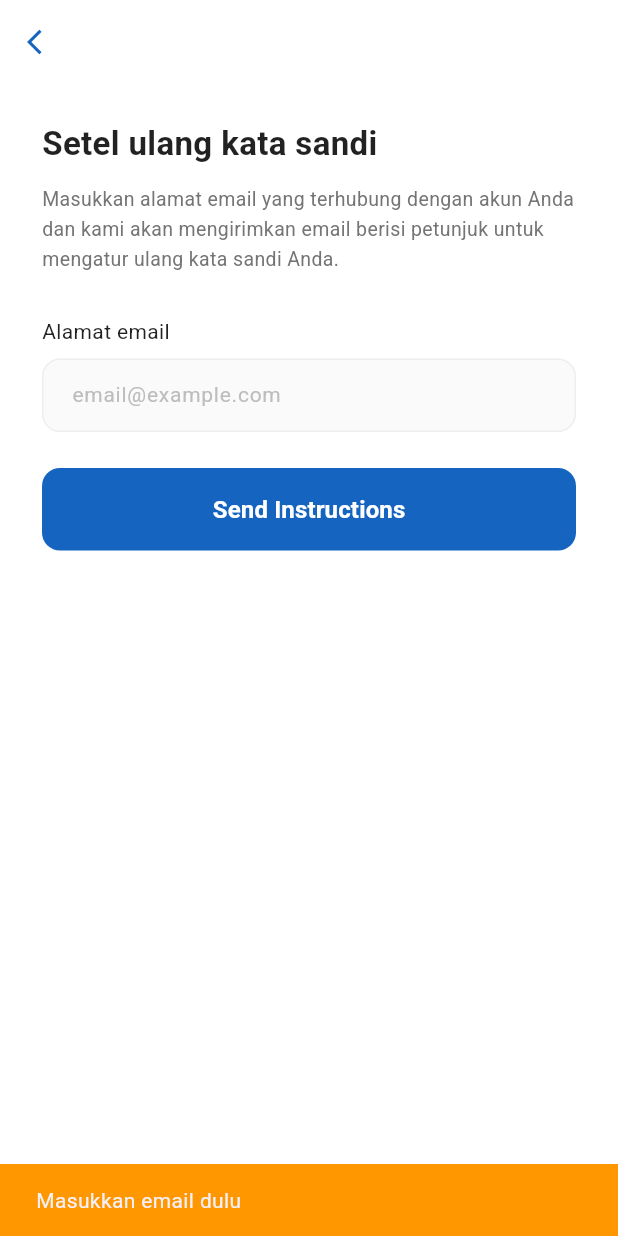
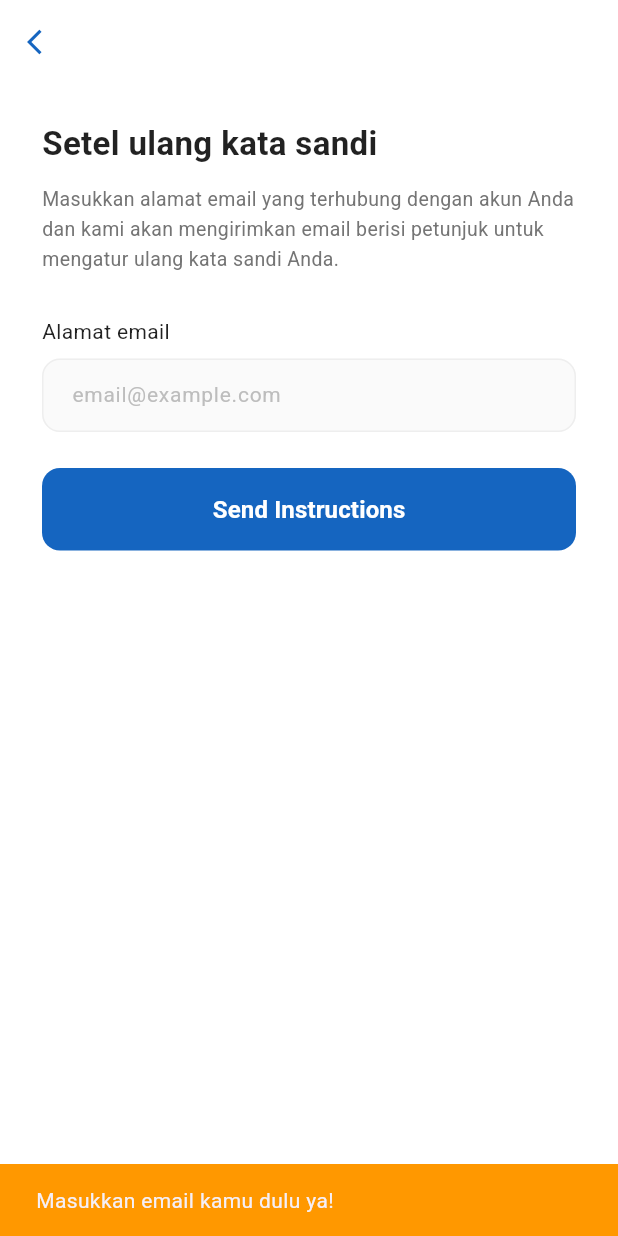
Before and after one commit to ahmadsyafik/cv_maker, a Flutter app: the ForgotPasswordPage screen opened directly, after a tap on "Send Instructions", on a phone screen of 412 x 824 dp. Run offline on Flutter 3.47's test engine with Material 3 defaults, Android fonts, the phone set to English and light mode, and no system bars; our stand-ins replace cloud_firestore, firebase_auth, firebase_core, google_sign_in, pdf, share_plus; missing offline and left inert: downloadsfolder, flutter_pdfview; accounts and stored records are empty; Roboto replaces fonts that are missing (Poppins).

Commit message:
add reset password

```diff
--- a/lib/pages/auth/forgot_password_page.dart
+++ b/lib/pages/auth/forgot_password_page.dart
@@ -1,5 +1,5 @@
 import 'package:flutter/material.dart';
-import 'package:firebase_auth/firebase_auth.dart';
+import 'package:firebase_auth/firebase_auth.dart'; // Wajib ada ini
 import 'check_email_page.dart';
 
 class ForgotPasswordPage extends StatefulWidget {
@@ -19,11 +19,14 @@ class _ForgotPasswordPageState extends State<ForgotPasswordPage> {
     super.dispose();
   }
 
+  // --- FUNGSI RESET PASSWORD ---
   Future<void> _sendReset() async {
-    if (_emailController.text.isEmpty) {
+    final email = _emailController.text.trim();
+
+    if (email.isEmpty) {
       ScaffoldMessenger.of(context).showSnackBar(
         const SnackBar(
-          content: Text('Masukkan email dulu'),
+          content: Text('Masukkan email kamu dulu ya!'),
           backgroundColor: Colors.orange,
         ),
       );
@@ -33,20 +36,30 @@ class _ForgotPasswordPageState extends State<ForgotPasswordPage> {
     setState(() => _isLoading = true);
 
     try {
-      await FirebaseAuth.instance.sendPasswordResetEmail(
-        email: _emailController.text.trim(),
-      );
+      // Perintah Firebase untuk kirim email reset
+      await FirebaseAuth.instance.sendPasswordResetEmail(email: email);
+
       if (!mounted) return;
+
+      // Jika Berhasil: Pindah ke halaman Check Email
       Navigator.push(
         context,
         MaterialPageRoute(
-          builder: (_) => CheckEmailPage(email: _emailController.text.trim()),
+          builder: (_) => CheckEmailPage(email: email),
         ),
       );
+
     } on FirebaseAuthException catch (e) {
+      // Jika Gagal: Tampilkan pesan error spesifik
       String message = 'Terjadi kesalahan';
-      if (e.code == 'user-not-found') message = 'Email tidak terdaftar';
-      if (e.code == 'invalid-email') message = 'Email tidak valid';
+      if (e.code == 'user-not-found') {
+        message = 'Email ini belum terdaftar di database.';
+      } else if (e.code == 'invalid-email') {
+        message = 'Format email kamu salah.';
+      } else if (e.code == 'too-many-requests') {
+        message = 'Terlalu banyak mencoba, tunggu sebentar ya.';
+      }
+
       if (!mounted) return;
       ScaffoldMessenger.of(context).showSnackBar(
         SnackBar(content: Text(message), backgroundColor: Colors.red),
@@ -70,7 +83,7 @@ class _ForgotPasswordPageState extends State<ForgotPasswordPage> {
         titleSpacing: -8,
         foregroundColor: const Color(0xFF1565C0),
       ),
-      body: Padding(
+      body: SingleChildScrollView( // Pakai ini biar gak error kalau keyboard muncul
         padding: const EdgeInsets.symmetric(horizontal: 28, vertical: 24),
         child: Column(
           crossAxisAlignment: CrossAxisAlignment.start,
@@ -111,8 +124,7 @@ class _ForgotPasswordPageState extends State<ForgotPasswordPage> {
                 hintStyle: TextStyle(color: Colors.grey.shade400, fontSize: 14),
                 filled: true,
                 fillColor: Colors.grey.shade50,
-                contentPadding:
-                    const EdgeInsets.symmetric(horizontal: 16, vertical: 14),
+                contentPadding: const EdgeInsets.symmetric(horizontal: 16, vertical: 14),
                 border: OutlineInputBorder(
                   borderRadius: BorderRadius.circular(12),
                   borderSide: BorderSide(color: Colors.grey.shade200),
@@ -123,8 +135,7 @@ class _ForgotPasswordPageState extends State<ForgotPasswordPage> {
                 ),
                 focusedBorder: OutlineInputBorder(
                   borderRadius: BorderRadius.circular(12),
-                  borderSide:
-                      const BorderSide(color: Color(0xFF1565C0), width: 1.5),
+                  borderSide: const BorderSide(color: Color(0xFF1565C0), width: 1.5),
                 ),
               ),
             ),
@@ -132,6 +143,7 @@ class _ForgotPasswordPageState extends State<ForgotPasswordPage> {
             SizedBox(
               width: double.infinity,
               child: ElevatedButton(
+                // Tombol mati (null) kalau lagi loading biar gak double-click
                 onPressed: _isLoading ? null : _sendReset,
                 style: ElevatedButton.styleFrom(
                   backgroundColor: const Color(0xFF1565C0),
@@ -153,10 +165,7 @@ class _ForgotPasswordPageState extends State<ForgotPasswordPage> {
                       )
                     : const Text(
                         'Send Instructions',
-                        style: TextStyle(
-                          fontSize: 16,
-                          fontWeight: FontWeight.w600,
-                        ),
+                        style: TextStyle(fontSize: 16, fontWeight: FontWeight.w600),
                       ),
               ),
             ),
```
